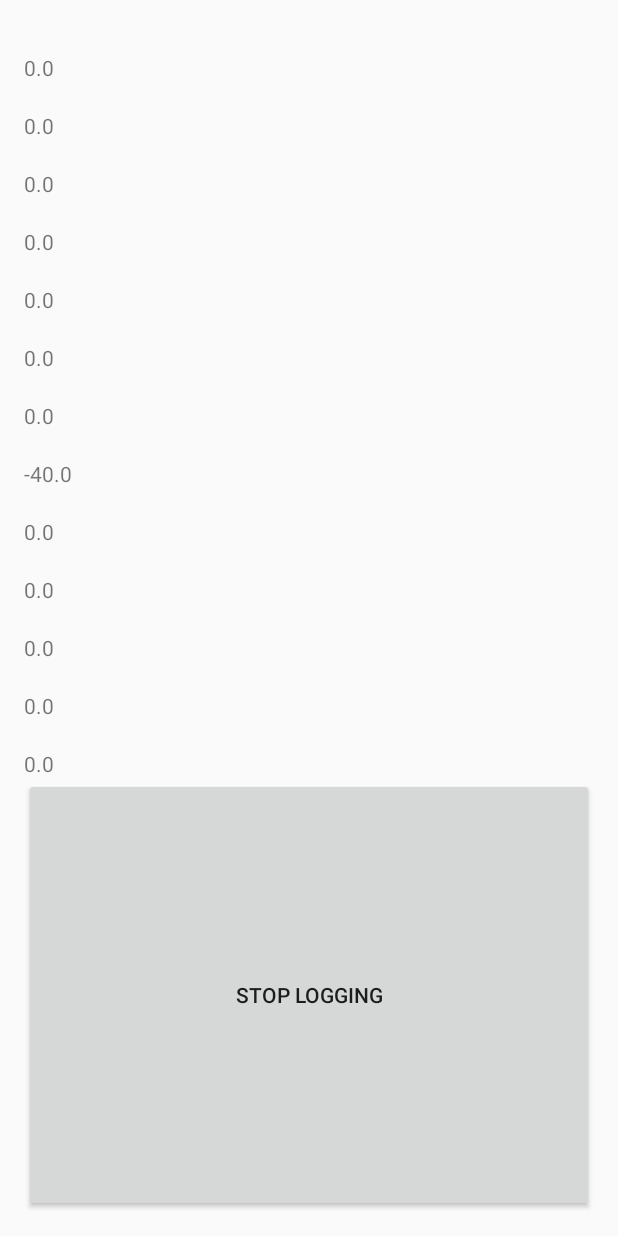
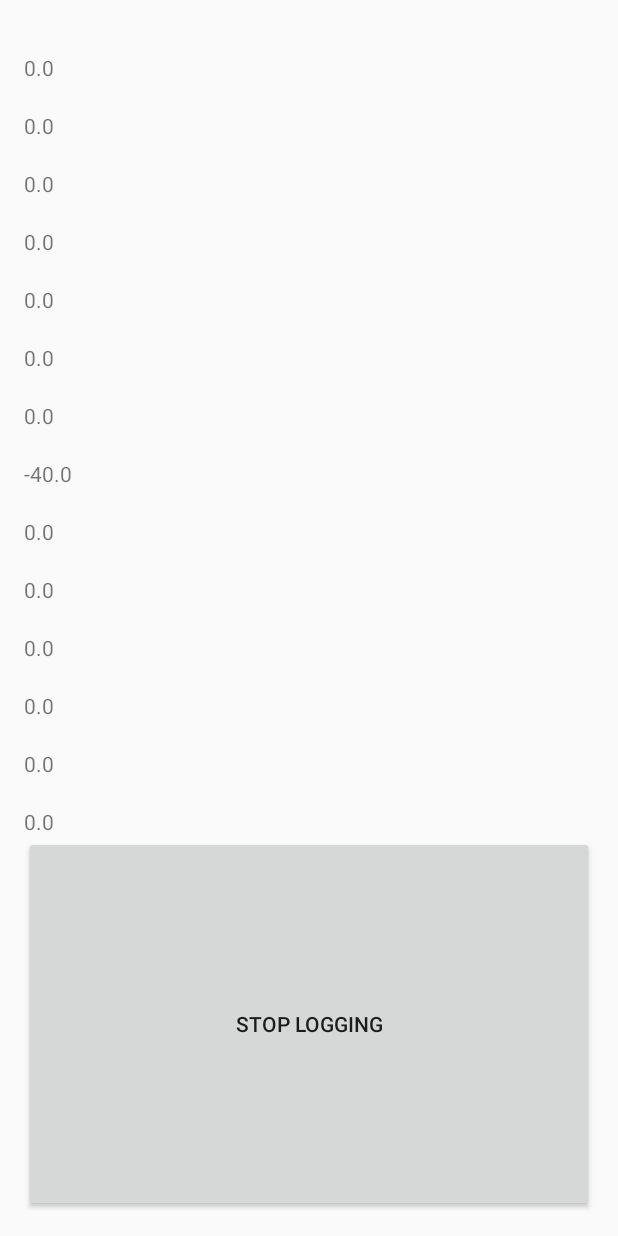
Before and after one commit to louiswilliams/ph571-android, an Android app: the DisplayActivity screen opened directly, with no data from a screen before it, after a tap on "START LOGGING", on a phone screen of 412 x 824 dp. Run offline under Robolectric (Android 15) with nearby library versions, the phone set to English and light mode, and no system bars; our stand-ins replace data binding; 15 statements that could not run were skipped.

Commit message:
Modify GATT service to include modified engine data

```diff
--- a/app/src/main/java/org/louiswilliams/phcontroller/CarData.java
+++ b/app/src/main/java/org/louiswilliams/phcontroller/CarData.java
@@ -25,7 +25,8 @@ public class CarData extends BaseObservable {
     public static final String MOTOR_VOLTAGE = "Motor Voltage (V)";
     public static final String MOTOR_STATOR = "Stator Frequency (Hz)";
     public static final String ENGINE_RPM = "Engine RPM (cycles/m)";
-    public static final String ENGINE_FUEL = "Engine Fuel (?)";
+    public static final String ENGINE_PULSES = "Engine Pulses";
+    public static final String ENGINE_TIMEON = "Engine Time on (ms)";
     public static final String MODE = "Mode";
 
     private static Map<String, String> uuids;
@@ -49,8 +50,9 @@ public class CarData extends BaseObservable {
             uuids.put(MOTOR_VOLTAGE, "0000100A-0000-1000-8000-00805F9B34FB");
             uuids.put(MOTOR_STATOR, "0000100B-0000-1000-8000-00805F9B34FB");
             uuids.put(ENGINE_RPM, "0000100C-0000-1000-8000-00805F9B34FB");
-            uuids.put(ENGINE_FUEL, "0000100D-0000-1000-8000-00805F9B34FB");
-            uuids.put(MODE, "0000100E-0000-1000-8000-00805F9B34FB");
+            uuids.put(ENGINE_PULSES, "0000100D-0000-1000-8000-00805F9B34FB");
+            uuids.put(ENGINE_TIMEON, "0000100E-0000-1000-8000-00805F9B34FB");
+            uuids.put(MODE, "0000100F-0000-1000-8000-00805F9B34FB");
         }
         if (brIds == null) {
             brIds = new HashMap<>();
@@ -67,7 +69,9 @@ public class CarData extends BaseObservable {
             brIds.put(uuids.get(MOTOR_VOLTAGE), BR.motorVoltage);
             brIds.put(uuids.get(MOTOR_STATOR), BR.motorStatorFreq);
             brIds.put(uuids.get(ENGINE_RPM), BR.engineRpm);
-            brIds.put(uuids.get(ENGINE_FUEL), BR.engineFuelRate);
+            brIds.put(uuids.get(ENGINE_PULSES), BR.enginePulses);
+            brIds.put(uuids.get(ENGINE_TIMEON), BR.engineTimeOn);
+
 //            brIds.put(uuids.get(MODE), BR.mode);
 
         }
@@ -84,7 +88,8 @@ public class CarData extends BaseObservable {
         values.put(uuids.get(MOTOR_VOLTAGE), 0);
         values.put(uuids.get(MOTOR_STATOR), 0);
         values.put(uuids.get(ENGINE_RPM), 0);
-        values.put(uuids.get(ENGINE_FUEL), 0);
+        values.put(uuids.get(ENGINE_PULSES), 0);
+        values.put(uuids.get(ENGINE_TIMEON), 0);
         values.put(uuids.get(MODE), 0);
     }
 
@@ -165,8 +170,13 @@ public class CarData extends BaseObservable {
     }
 
     @Bindable
-    public double getEngineFuelRate() {
-        return values.get(uuids.get(ENGINE_FUEL));
+    public double getEnginePulses() {
+        return values.get(uuids.get(ENGINE_PULSES));
+    }
+
+    @Bindable
+    public double getEngineTimeOn() {
+        return values.get(uuids.get(ENGINE_TIMEON));
     }
 
     public String getColumns() {
@@ -184,7 +194,8 @@ public class CarData extends BaseObservable {
                 MOTOR_VOLTAGE,
                 MOTOR_STATOR,
                 ENGINE_RPM,
-                ENGINE_FUEL
+                ENGINE_PULSES,
+                ENGINE_TIMEON
         };
         for (int i=0; i < rows.length; i++) {
             output.append(rows[i]);
@@ -210,7 +221,8 @@ public class CarData extends BaseObservable {
                 getMotorVoltage(),
                 getMotorStatorFreq(),
                 getEngineRpm(),
-                getEngineFuelRate()
+                getEnginePulses(),
+                getEngineTimeOn()
         };
         for (int i=0; i < vals.length; i++) {
             output.append(vals[i]);
--- a/app/src/main/res/layout/activity_display.xml
+++ b/app/src/main/res/layout/activity_display.xml
@@ -192,13 +192,28 @@
             <TextView
                 android:layout_width="wrap_content"
                 android:layout_height="wrap_content"
-                android:text="@{carData.ENGINE_FUEL}"
+                android:text="@{carData.ENGINE_PULSES}"
                 />
             <TextView
                 android:layout_width="wrap_content"
                 android:layout_height="wrap_content"
-                android:text="@{Double.toString(carData.engineFuelRate)}"/>
+                android:text="@{Double.toString(carData.enginePulses)}"/>
         </LinearLayout>
+        <LinearLayout
+            android:orientation="vertical"
+            android:layout_width="match_parent"
+            android:layout_height="wrap_content">
+            <TextView
+                android:layout_width="wrap_content"
+                android:layout_height="wrap_content"
+                android:text="@{carData.ENGINE_TIMEON}"
+                />
+            <TextView
+                android:layout_width="wrap_content"
+                android:layout_height="wrap_content"
+                android:text="@{Double.toString(carData.engineTimeOn)}"/>
+        </LinearLayout>
+
 
         <Button
             android:id="@+id/log_button"
```
